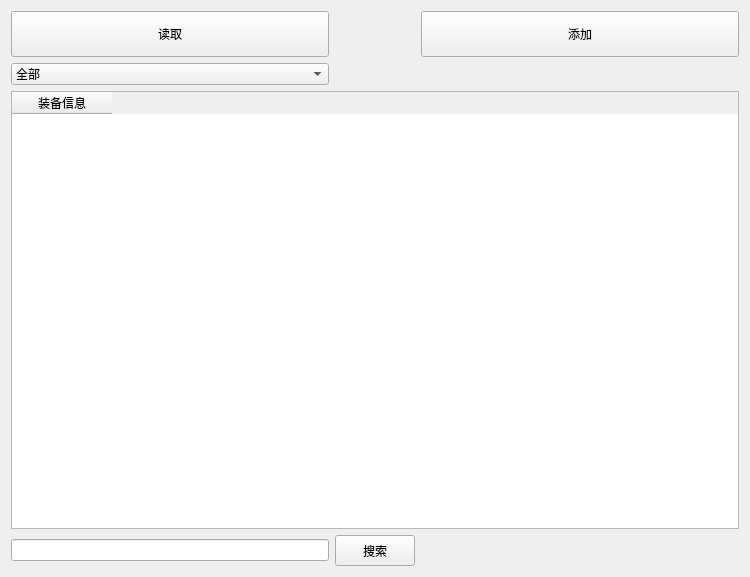
Before: the Qt Designer form seeeqps.ui in chapman2016/rfix_529, drawn with Qt 5.
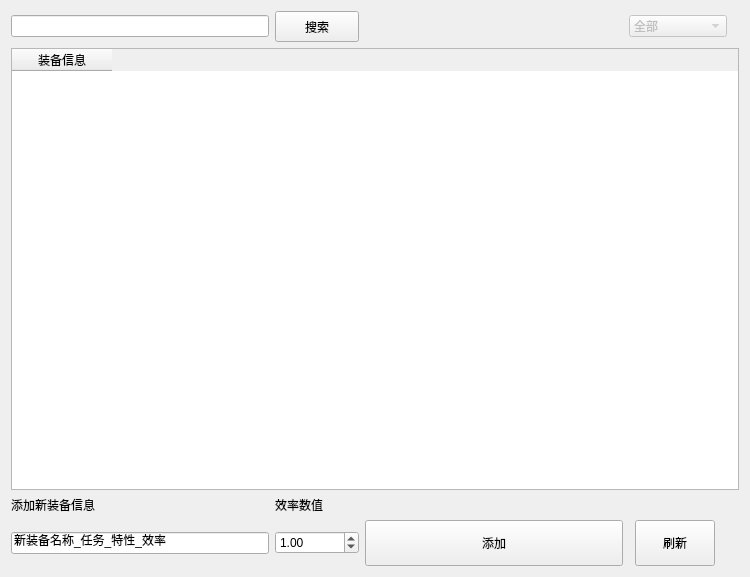
After: the same form once the commit is applied.

Commit message: 装备库模块：添加装备 搜索装备

```diff
--- a/seeeqps.ui
+++ b/seeeqps.ui
@@ -14,10 +14,41 @@
    <string>装备库</string>
   </property>
   <layout class="QGridLayout" name="gridLayout">
+   <item row="7" column="1">
+    <widget class="QLabel" name="label_2">
+     <property name="text">
+      <string>效率数值</string>
+     </property>
+    </widget>
+   </item>
+   <item row="8" column="1">
+    <widget class="QDoubleSpinBox" name="doubleSpinBox_eft">
+     <property name="maximum">
+      <double>999999.000000000000000</double>
+     </property>
+     <property name="value">
+      <double>1.000000000000000</double>
+     </property>
+    </widget>
+   </item>
+   <item row="7" column="0">
+    <widget class="QLabel" name="label">
+     <property name="text">
+      <string>添加新装备信息</string>
+     </property>
+    </widget>
+   </item>
+   <item row="8" column="0">
+    <widget class="QLineEdit" name="le_name">
+     <property name="text">
+      <string>新装备名称_任务_特性_效率</string>
+     </property>
+    </widget>
+   </item>
    <item row="4" column="0">
     <widget class="QLineEdit" name="lineEdit"/>
    </item>
-   <item row="3" column="0" colspan="3">
+   <item row="6" column="0" colspan="9">
     <widget class="QTableWidget" name="tw">
      <column>
       <property name="text">
@@ -26,8 +57,11 @@
      </column>
     </widget>
    </item>
-   <item row="2" column="0">
+   <item row="4" column="3" colspan="4">
     <widget class="QComboBox" name="comboBox">
+     <property name="enabled">
+      <bool>false</bool>
+     </property>
      <item>
       <property name="text">
        <string>全部</string>
@@ -76,20 +110,7 @@
      </property>
     </spacer>
    </item>
-   <item row="1" column="0">
-    <widget class="QPushButton" name="pb_read">
-     <property name="minimumSize">
-      <size>
-       <width>0</width>
-       <height>46</height>
-      </size>
-     </property>
-     <property name="text">
-      <string>读取</string>
-     </property>
-    </widget>
-   </item>
-   <item row="1" column="2">
+   <item row="8" column="2">
     <widget class="QPushButton" name="Pb_add_eqp">
      <property name="minimumSize">
       <size>
@@ -102,6 +123,19 @@
      </property>
     </widget>
    </item>
+   <item row="8" column="4">
+    <widget class="QPushButton" name="pb_read">
+     <property name="minimumSize">
+      <size>
+       <width>0</width>
+       <height>46</height>
+      </size>
+     </property>
+     <property name="text">
+      <string>刷新</string>
+     </property>
+    </widget>
+   </item>
   </layout>
  </widget>
  <resources/>
```
Left out of the diff: 4 changed lines with no effect on the pictures. The commit also changes 12 other files.
